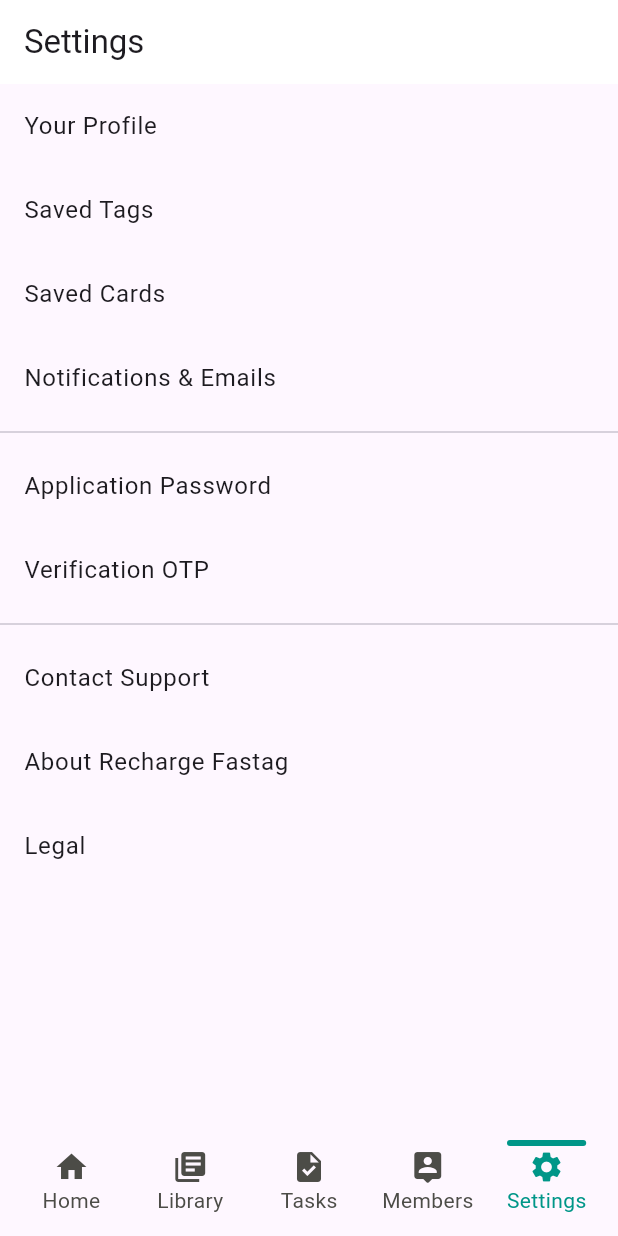
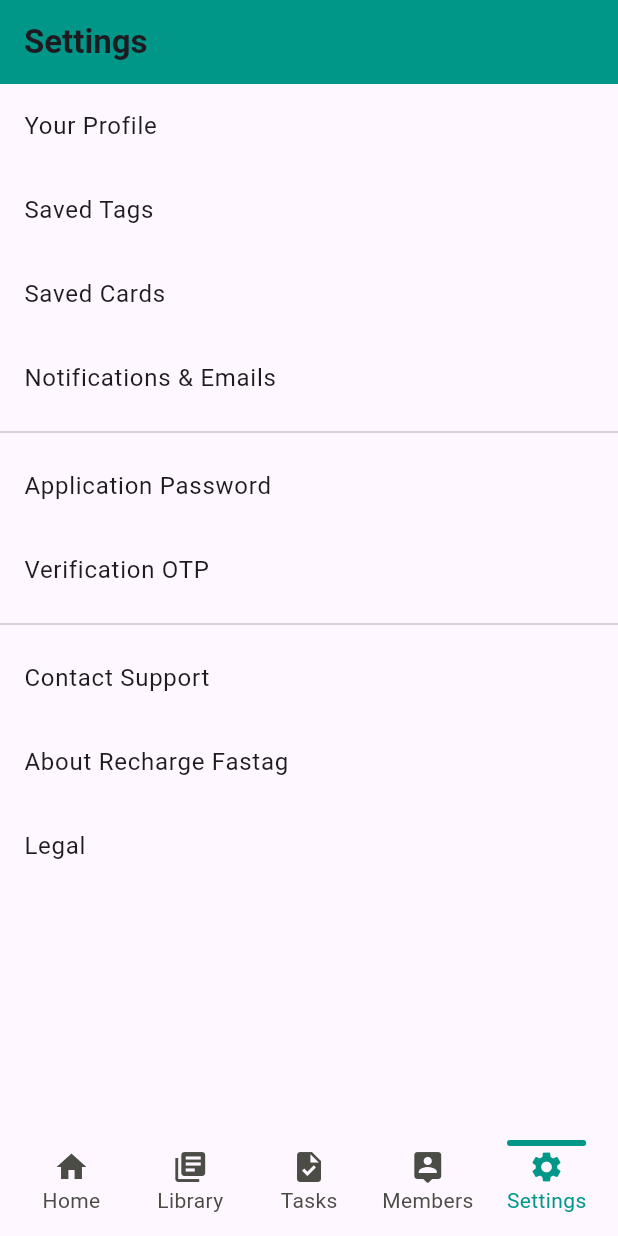
Before and after one commit to raytembo/kori-front, a Flutter app: the screen it shows after launch, item 5 of the bottom bar chosen, on a phone screen of 412 x 824 dp. Run offline on Flutter 3.47's test engine with Material 3 defaults, Android fonts, the phone set to English and light mode, and no system bars; drawn by our look-alikes of flutter_snake_navigationbar; our stand-ins replace table_calendar.

Commit message:
changed color for the app bar on the settings screen

```diff
--- a/lib/screens/main Screens/settings.dart
+++ b/lib/screens/main Screens/settings.dart
@@ -5,64 +5,68 @@ class SettingsScreen extends StatelessWidget {
   Widget build(BuildContext context) {
     return Scaffold(
       appBar: AppBar(
-        title: Text('Settings'),
-        backgroundColor: Colors.white,
+        title: const Text('Settings',
+          style: TextStyle(
+            fontWeight: FontWeight.bold
+          ),
+        ),
+        backgroundColor: Colors.teal,
         elevation: 0,
       ),
       body: ListView(
         children: [
           ListTile(
-            title: Text('Your Profile'),
+            title: const Text('Your Profile'),
             onTap: () {
               // Navigate to Profile Screen
             },
           ),
           ListTile(
-            title: Text('Saved Tags'),
+            title: const Text('Saved Tags'),
             onTap: () {
               // Navigate to Saved Tags Screen
             },
           ),
           ListTile(
-            title: Text('Saved Cards'),
+            title: const Text('Saved Cards'),
             onTap: () {
               // Navigate to Saved Cards Screen
             },
           ),
           ListTile(
-            title: Text('Notifications & Emails'),
+            title: const Text('Notifications & Emails'),
             onTap: () {
               // Navigate to Notifications & Emails Screen
             },
           ),
-          Divider(),
+          const Divider(),
           ListTile(
-            title: Text('Application Password'),
+            title: const Text('Application Password'),
             onTap: () {
               // Navigate to Application Password Screen
             },
           ),
           ListTile(
-            title: Text('Verification OTP'),
+            title: const Text('Verification OTP'),
             onTap: () {
               // Navigate to Verification OTP Screen
             },
           ),
-          Divider(),
+          const Divider(),
           ListTile(
-            title: Text('Contact Support'),
+            title: const Text('Contact Support'),
             onTap: () {
               // Navigate to Contact Support Screen
             },
           ),
           ListTile(
-            title: Text('About Recharge Fastag'),
+            title: const Text('About Recharge Fastag'),
             onTap: () {
               // Navigate to About Recharge Fastag Screen
             },
           ),
           ListTile(
-            title: Text('Legal'),
+            title: const Text('Legal'),
             onTap: () {
               // Navigate to Legal Screen
             },
```
